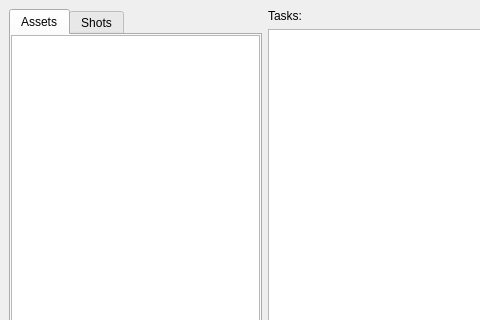
First picture: the form in Prism/Scripts/ProjectScripts/UserInterfaces/TaskSelection.ui, repository PrismPipeline/Prism, before the edit; both pictures show x 0 to 480 and y 0 to 320 of the 1294 by 696 pixel window.
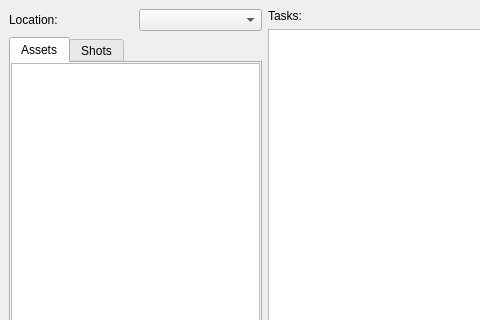
Second picture: the form after the edit.

Commit message: support for Nuke 12 and custom export path imports

The edit to the form file:
```diff
--- a/Prism/Scripts/ProjectScripts/UserInterfaces/TaskSelection.ui
+++ b/Prism/Scripts/ProjectScripts/UserInterfaces/TaskSelection.ui
@@ -41,6 +41,43 @@
          <property name="margin">
           <number>0</number>
          </property>
+         <property name="topMargin">
+          <number>0</number>
+         </property>
+         <property name="rightMargin">
+          <number>0</number>
+         </property>
+         <property name="bottomMargin">
+          <number>0</number>
+         </property>
+         <item>
+          <widget class="QWidget" name="w_paths" native="true">
+           <layout class="QHBoxLayout" name="horizontalLayout_3">
+            <property name="leftMargin">
+             <number>0</number>
+            </property>
+            <property name="topMargin">
+             <number>0</number>
+            </property>
+            <property name="rightMargin">
+             <number>0</number>
+            </property>
+            <property name="bottomMargin">
+             <number>0</number>
+            </property>
+            <item>
+             <widget class="QLabel" name="l_paths">
+              <property name="text">
+               <string>Location:</string>
+              </property>
+             </widget>
+            </item>
+            <item>
+             <widget class="QComboBox" name="cb_paths"/>
+            </item>
+           </layout>
+          </widget>
+         </item>
          <item>
           <widget class="QTabWidget" name="tbw_entity">
            <property name="currentIndex">
```
Left out of the diff: 81 changed lines with no effect on the pictures. The commit also changes 8 other files.
